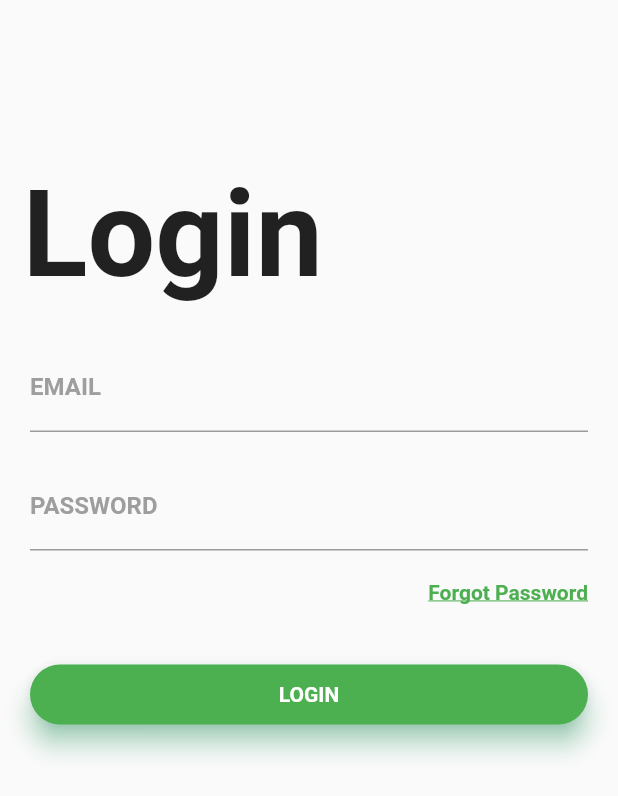
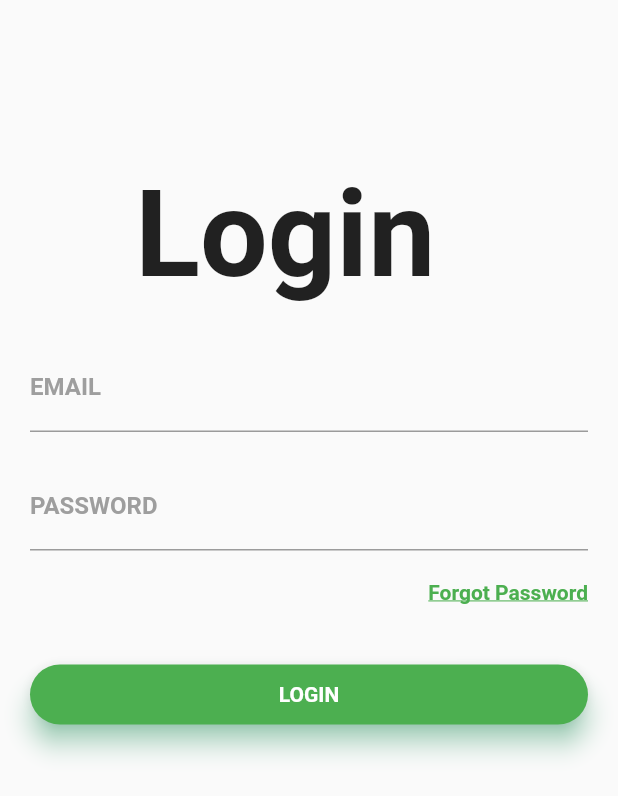
Before and after one commit to klientship/Gurukal_APP, a Flutter app: the screen it shows after launch, on a phone screen of 412 x 824 dp. Shown: the top 796 px of the screen. Run offline on Flutter 3.47's test engine with Material 2 defaults, Android fonts, the phone set to English and light mode, and no system bars; our stand-ins replace dio; network calls fail; Roboto replaces fonts that are missing (Montserrat); project files that could hold a hidden picture were left out.

Commit message:
login pages changes

```diff
--- a/lib/main.dart
+++ b/lib/main.dart
@@ -21,6 +21,7 @@ class MyApp extends StatelessWidget {
         // When navigating to the "/second" route, build the SecondScreen widget.
         '/dashboard': (context) => MyBottomNavigationBar(),
       },
+      // home: MyBottomNavigationBar()
     );
   }
 }
@@ -56,6 +57,7 @@ class _MyBottomNavigationBarState extends State<MyBottomNavigationBar> {
         items: [
           BottomNavigationBarItem(
             icon: Icon(Icons.request_quote_outlined),
+            // ignore: deprecated_member_use
             title: Text("Invoices"),
           ),
           BottomNavigationBarItem(
--- a/lib/pages/login.dart
+++ b/lib/pages/login.dart
@@ -21,7 +21,7 @@ class _LoginPageState extends State<LoginPage> {
               child: Stack(
                 children: <Widget>[
                   Container(
-                    padding: EdgeInsets.fromLTRB(15.0, 110.0, 0.0, 0.0),
+                    padding: EdgeInsets.fromLTRB(90.0, 110.0, 0.0, 0.0),
                     child: Text('Login',
                         style: TextStyle(
                             fontSize: 80.0, fontWeight: FontWeight.bold)),
@@ -140,7 +140,7 @@ class _LoginPageState extends State<LoginPage> {
   }
 }
 
-void getLogin() async{
+void getLogin() async {
   var response = await Dio().get('https://crm.gurukal.in/api/customers/28');
   print(response.data);
 }
```
